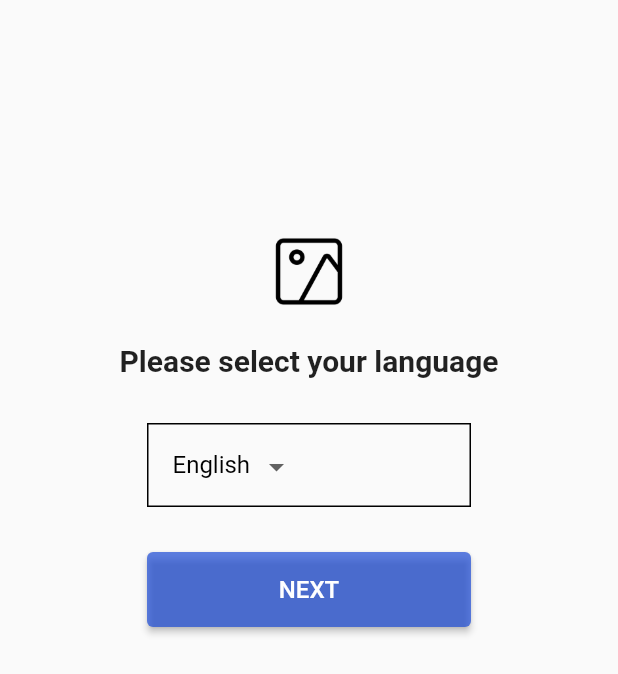
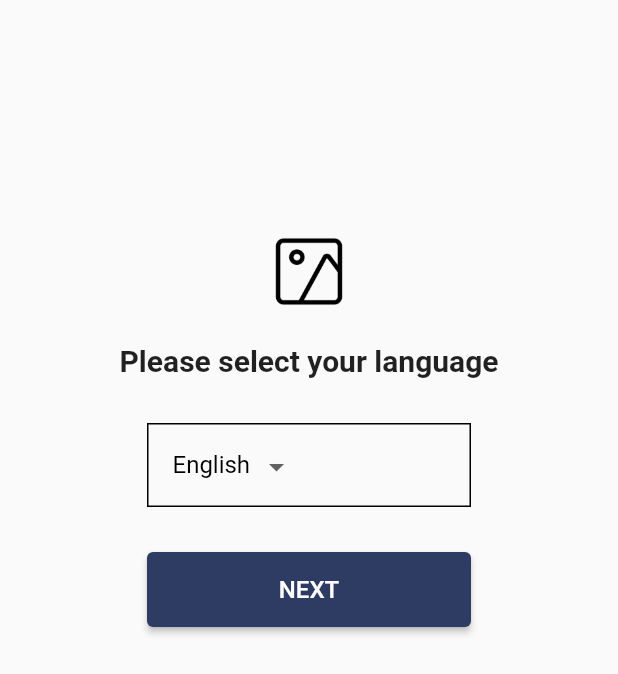
Before and after one commit to KarthikPrabhu23/flutter_1, a Flutter app: the screen it shows after launch, on a phone screen of 412 x 824 dp. Shown: the top 674 px of the screen. Run offline on Flutter 3.47's test engine with Material 2 defaults, Android fonts, the phone set to English and light mode, and no system bars; Roboto replaces fonts that are missing (Montserrat).

Commit message:
Changed color of button

```diff
--- a/lib/widgets/custom_button.dart
+++ b/lib/widgets/custom_button.dart
@@ -11,7 +11,7 @@ class CustomButton extends StatelessWidget {
       onPressed: onPressed,
       style: ButtonStyle(
         foregroundColor: MaterialStateProperty.all<Color>(const Color(0xFFFFFFFF)),
-        backgroundColor: MaterialStateProperty.all<Color>(const Color.fromRGBO(29, 76, 215, 0.706)),
+        backgroundColor: MaterialStateProperty.all<Color>(Color.fromRGBO(46, 59, 98, 1)),
 
       ),
 
```
